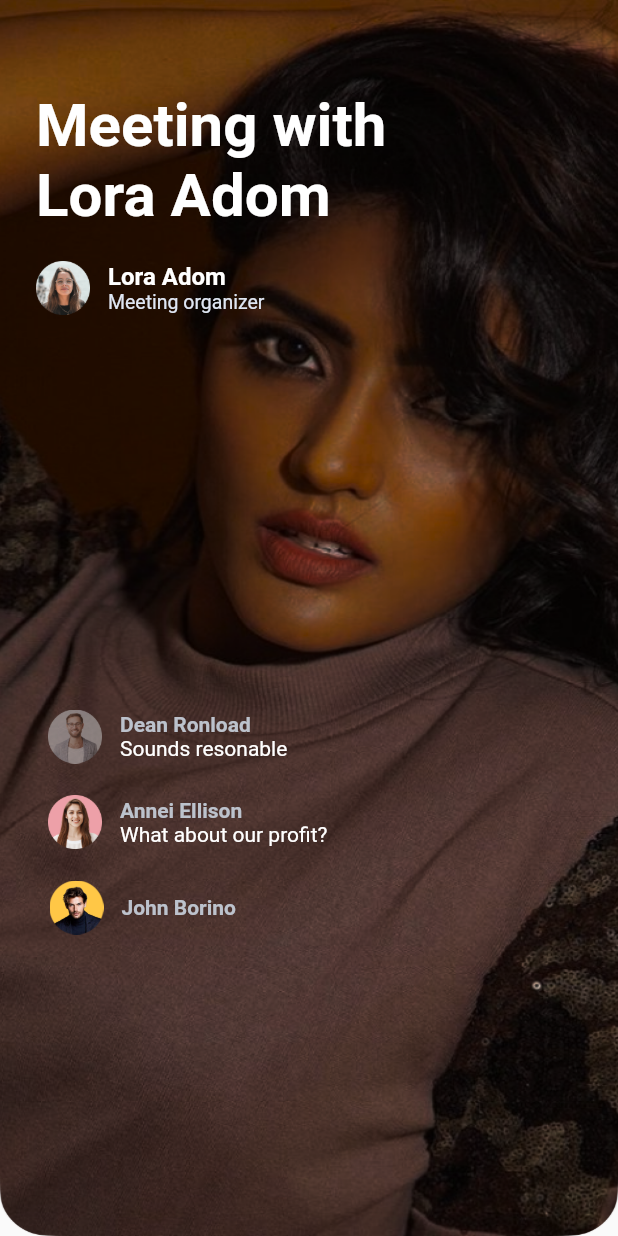
After one commit to mohammedirshadpm/ChatApp, a Flutter app: the Screen20 screen opened directly, on a phone screen of 412 x 824 dp. The commit adds this screen. Run offline on Flutter 3.47's test engine with Material 2 defaults, Android fonts, the phone set to English and light mode, and no system bars.

Commit message:
Screen20

```diff
--- /dev/null
+++ b/lib/Screen20.dart
@@ -0,0 +1,176 @@
+import 'package:flutter/material.dart';
+
+class Screen20 extends StatefulWidget {
+  const Screen20({Key? key}) : super(key: key);
+
+  @override
+  State<Screen20> createState() => _Screen20State();
+}
+
+class _Screen20State extends State<Screen20> {
+  @override
+  Widget build(BuildContext context) {
+    return Scaffold(
+        body: Container(
+      width: double.infinity,
+      height: double.infinity,
+      decoration: BoxDecoration(
+        image: DecorationImage(
+          image: AssetImage("assets/v5.png"),
+          fit: BoxFit.fill,
+        ),
+      ),
+      child:SingleChildScrollView( child: Column(
+        crossAxisAlignment: CrossAxisAlignment.start,
+        children: [
+          SizedBox(
+            height: 60,
+          ),
+          Padding(
+            padding: const EdgeInsets.only(left: 24),
+            child: Text("Meeting with\nLora Adom",
+                style: TextStyle(
+                    fontSize: 40,
+                    fontWeight: FontWeight.w600,
+                    color: Colors.white)),
+          ),
+          SizedBox(
+            height: 20,
+          ),
+          Padding(
+            padding: const EdgeInsets.only(left: 24),
+            child: Row(
+              children: [
+                Image.asset(
+                  "assets/v6.png",
+                  width: 36,
+                  height: 36,
+                ),
+                Padding(
+                  padding: const EdgeInsets.only(left: 12),
+                  child: Column(
+                    crossAxisAlignment: CrossAxisAlignment.start,
+                    children: [
+                      Text("Lora Adom",
+                          style: TextStyle(
+                              fontSize: 16,
+                              fontWeight: FontWeight.w600,
+                              color: Colors.white)),
+                      Text("Meeting organizer",
+                          style: TextStyle(
+                              fontSize: 13,
+                              fontWeight: FontWeight.w400,
+                              color: Color(0xffDFE6F3))),
+                    ],
+                  ),
+                )
+              ],
+            ),
+          ),
+          SizedBox(
+            height: 263,
+          ),
+          Padding(
+            padding: const EdgeInsets.only(left: 32),
+            child: Row(
+              children: [
+                Image.asset(
+                  "assets/v7.png",
+                  width: 36,
+                  height: 36,
+                ),
+                Padding(
+                  padding: const EdgeInsets.only(left: 12),
+                  child: Column(crossAxisAlignment: CrossAxisAlignment.start,
+                    children: [
+                      Text(
+                          "Dean Ronload",
+                          style: TextStyle(
+                            fontSize: 14,
+                            fontWeight: FontWeight.w600,
+                            color: Color(0xffBCC2CC)
+                          )
+                      ),
+                      Text(
+                          "Sounds resonable",
+                          style: TextStyle(
+                            fontSize: 14,
+                            fontWeight: FontWeight.w400,
+                            color: Color(0xffFFFFFF)
+                          )
+                      )
+                    ],
+                  ),
+                )
+              ],
+            ),
+          ),
+          SizedBox(
+            height: 21,
+          ),
+          Padding(
+            padding: const EdgeInsets.only(left: 32),
+            child: Row(
+              children: [
+                Image.asset(
+                  "assets/v8.png",
+                  width: 36,
+                  height: 36,
+                ),
+                Padding(
+                  padding: const EdgeInsets.only(left: 12),
+                  child: Column(crossAxisAlignment: CrossAxisAlignment.start,
+                    children: [
+                      Text(
+                          "Annei Ellison",
+                          style: TextStyle(
+                            fontSize: 14,
+                            fontWeight: FontWeight.w600,
+                            color: Color(0xffBCC2CC)
+                          )
+                      ),
+                      Text(
+                          "What about our profit?",
+                          style: TextStyle(
+                            fontSize: 14,
+                            fontWeight: FontWeight.w400,
+                            color: Color(0xffFFFFFF)
+                          )
+                      )
+                    ],
+                  ),
+                )
+              ],
+            ),
+          ),
+          SizedBox(
+            height: 21,
+          ),
+          Padding(
+            padding: const EdgeInsets.only(left: 33),
+            child: Row(
+              children: [
+                Image.asset(
+                  "assets/m.png",
+                  width: 36,
+                  height: 36,
+                ),
+                Padding(
+                  padding: const EdgeInsets.only(left: 12),
+                  child: Text(
+                      "John Borino",
+                      style: TextStyle(
+                        fontSize: 14,
+                        fontWeight: FontWeight.w600,
+                        color: Color(0xffBCC2CC)
+                      )
+                  ),
+                )
+              ],
+            ),
+          )
+          ],
+      ),
+    )));
+  }
+}
```
Also changed, not shown: lib/Screen18.dart (+75 -22 lines), lib/Screen19.dart (added, +106 -0 lines), assets/u12.png (added), assets/u13.png (added), assets/u14.png (added), assets/u15.png (added), assets/u16.png (added), assets/u17.png (added), assets/v.png (added), assets/v1.png (added), assets/v2.png (added), assets/v3.png (added), assets/v4.png (added), assets/v5.png (added), 3 more files.
